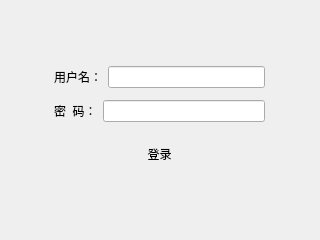
The window that logindialog.ui (falsebird/homeManager) describes before a commit, drawn with Qt 5.
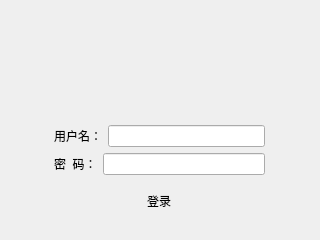
The same window after the commit. Custom widgets are drawn as their Qt base class.

Patch:
```diff
--- a/logindialog.ui
+++ b/logindialog.ui
@@ -24,19 +24,28 @@
    </property>
    <layout class="QVBoxLayout" name="verticalLayout">
     <property name="leftMargin">
-     <number>50</number>
+     <number>10</number>
     </property>
     <property name="topMargin">
-     <number>50</number>
+     <number>10</number>
     </property>
     <property name="rightMargin">
-     <number>50</number>
+     <number>10</number>
     </property>
     <property name="bottomMargin">
-     <number>50</number>
+     <number>10</number>
     </property>
+    <item>
+     <widget class="Titlebar" name="titlebar" native="true"/>
+    </item>
     <item>
      <layout class="QHBoxLayout" name="horizontalLayout_2">
+      <property name="leftMargin">
+       <number>40</number>
+      </property>
+      <property name="rightMargin">
+       <number>40</number>
+      </property>
       <item>
        <widget class="QLabel" name="userName_Label">
         <property name="text">
@@ -51,6 +60,12 @@
     </item>
     <item>
      <layout class="QHBoxLayout" name="horizontalLayout">
+      <property name="leftMargin">
+       <number>40</number>
+      </property>
+      <property name="rightMargin">
+       <number>40</number>
+      </property>
       <item>
        <widget class="QLabel" name="passWd_Label">
         <property name="text">
@@ -59,21 +74,27 @@
        </widget>
       </item>
       <item>
-       <widget class="QLineEdit" name="passWdLiEd"/>
+       <widget class="QLineEdit" name="passWdLiEd">
+        <property name="echoMode">
+         <enum>QLineEdit::Password</enum>
+        </property>
+       </widget>
       </item>
      </layout>
     </item>
+    <item>
+     <layout class="QHBoxLayout" name="horizontalLayout_3">
     <item>
      <widget class="QPushButton" name="logInBtn">
       <property name="sizePolicy">
-       <sizepolicy hsizetype="Minimum" vsizetype="Fixed">
-        <horstretch>0</horstretch>
+         <sizepolicy hsizetype="Fixed" vsizetype="Fixed">
+          <horstretch>100</horstretch>
         <verstretch>0</verstretch>
        </sizepolicy>
       </property>
       <property name="minimumSize">
        <size>
-        <width>200</width>
+          <width>100</width>
         <height>40</height>
        </size>
       </property>
@@ -86,8 +107,18 @@
      </widget>
     </item>
    </layout>
+    </item>
+   </layout>
   </widget>
  </widget>
+ <customwidgets>
+  <customwidget>
+   <class>Titlebar</class>
+   <extends>QWidget</extends>
+   <header>titlebar.h</header>
+   <container>1</container>
+  </customwidget>
+ </customwidgets>
  <resources/>
  <connections/>
 </ui>
```
Lines whose indentation alone changed are shown as unchanged.
